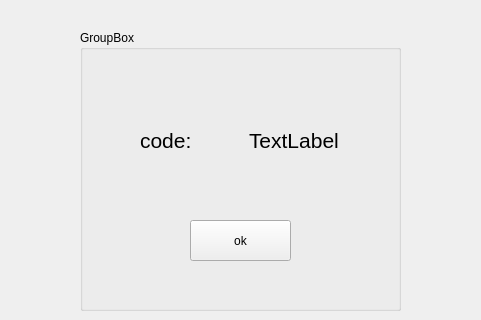
Above: entername2/entrycode.ui from Parsa20231401/FAZE1.0 before the change; both pictures show x 160 to 641 and y 0 to 320 of the 800 by 600 pixel window. Below: the same form after it.
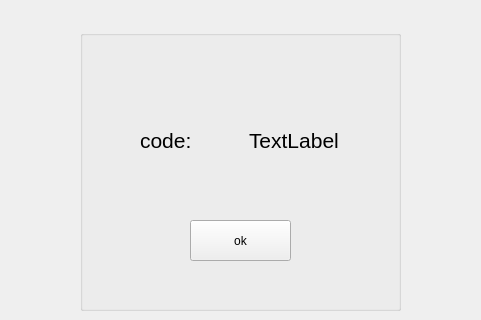
That is the form after the change.

```diff
--- a/entername2/entrycode.ui
+++ b/entername2/entrycode.ui
@@ -39,7 +39,7 @@
      </rect>
     </property>
     <property name="title">
-     <string>GroupBox</string>
+     <string/>
     </property>
     <widget class="QPushButton" name="pushButton">
      <property name="geometry">
```
